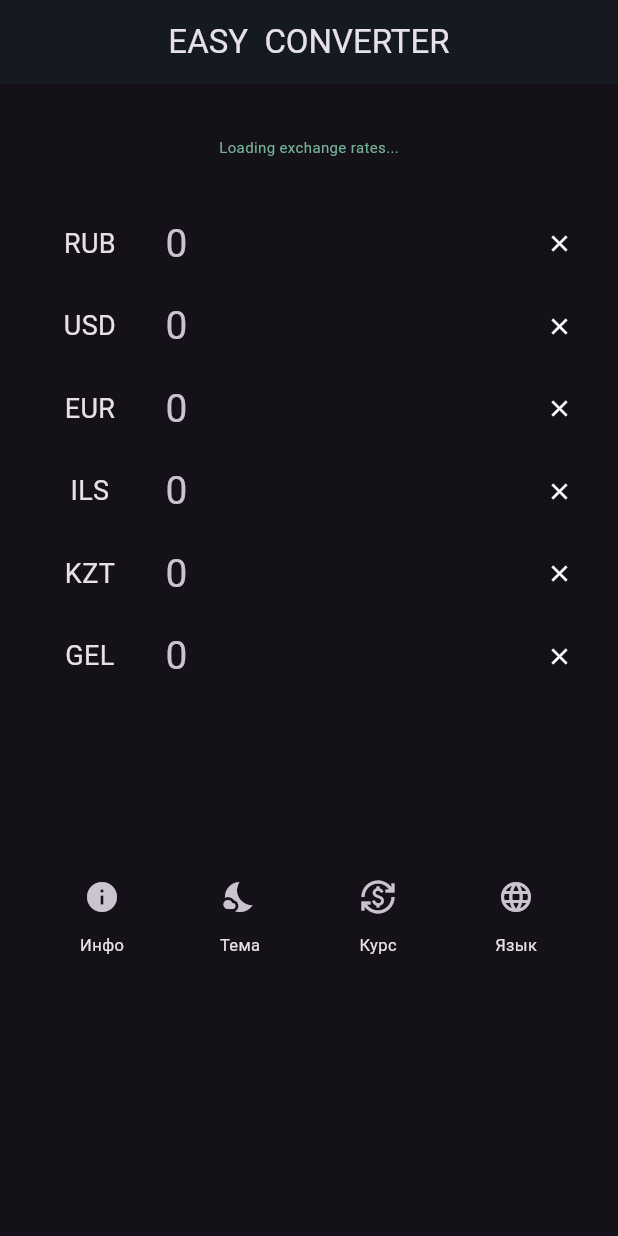
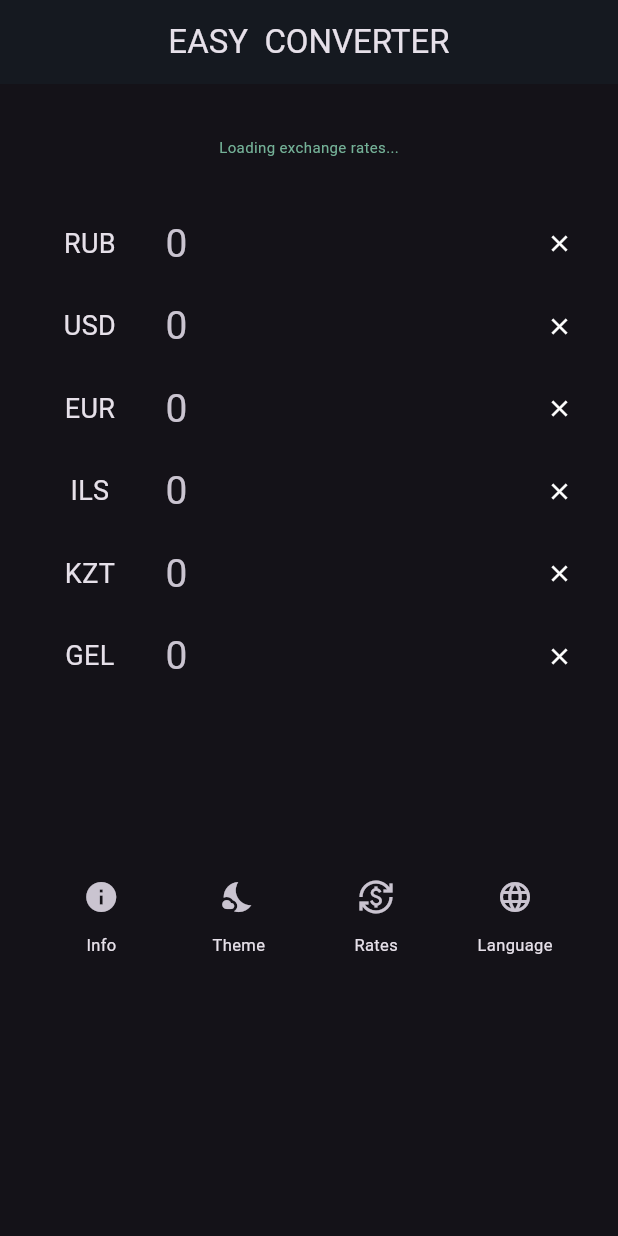
Before and after one commit to eilyich/easy_currency_calc, a Flutter app: the screen it shows after launch, after a tap on the "wb sunny" icon, on a phone screen of 412 x 824 dp. Run offline on Flutter 3.47's test engine with Material 3 defaults, Android fonts, the phone set to English and light mode, and no system bars; our stand-ins replace connectivity_plus, logger, shared_preferences; generated files the repository leaves out were written again; network calls fail.

Commit message:
localisation added

```diff
--- a/lib/l10n/intl_en.arb
+++ b/lib/l10n/intl_en.arb
@@ -4,6 +4,7 @@
     "mainInfo": "Info",
     "mainTheme": "Theme",
     "mainUpdate": "Rates",
+    "mainLang": "Language",
     "exceptionRateFailure": "Exchange rates fetching failure",
     "exceptionCheckConn": "Check Internet connection...",
     "mainRatesLoading": "Loading exchange rates...",
--- a/lib/l10n/intl_ru.arb
+++ b/lib/l10n/intl_ru.arb
@@ -4,6 +4,7 @@
     "mainInfo": "Инфо",
     "mainTheme": "Тема",
     "mainUpdate": "Курс",
+    "mainLang": "Язык",
     "exceptionRateFailure": "Не удалось получить обменный курс",
     "exceptionCheckConn": "Проверьте соединение с Интернетом...",
     "mainRatesLoading": "Загрузка обменного курса...",
--- a/lib/main.dart
+++ b/lib/main.dart
@@ -61,18 +61,34 @@ void main() {
   runApp(MyApp());
 }
 
-class MyApp extends StatelessWidget {
-  final ValueNotifier<bool> _isDarkMode =
-      ValueNotifier(false); // переключение тем
+class MyApp extends StatefulWidget {
+  @override
+  _MyAppState createState() => _MyAppState();
+}
 
-  MyApp() {
+class _MyAppState extends State<MyApp> {
+  final GlobalKey<NavigatorState> navigatorKey =
+      GlobalKey<NavigatorState>(); // ????????????????
+  String _currentLocale = 'en';
+  final ValueNotifier<bool> _isDarkMode = ValueNotifier(false); // Добавьте это
+
+  @override
+  void initState() {
+    super.initState();
     _loadTheme();
   }
 
+  void changeLocale(String locale) {
+    setState(() {
+      _currentLocale = locale;
+    });
+  }
+
   void _loadTheme() async {
-    WidgetsFlutterBinding.ensureInitialized();
     SharedPreferences prefs = await SharedPreferences.getInstance();
+    setState(() {
       _isDarkMode.value = prefs.getBool('isDarkMode') ?? false;
+    });
   }
 
   @override
@@ -81,28 +97,35 @@ class MyApp extends StatelessWidget {
         valueListenable: _isDarkMode,
         builder: (context, isDarkMode, child) {
           return MaterialApp(
+            // Добавьте return здесь
+            navigatorKey: navigatorKey,
             localizationsDelegates: AppLocalizations.localizationsDelegates,
             supportedLocales: AppLocalizations.supportedLocales,
-          // locale: Locale(_currentLocale), // Установка локали
-
-          home: MainScreen(isDarkMode: _isDarkMode),
+            locale: Locale(_currentLocale),
+            home: MainScreen(
+              isDarkMode: _isDarkMode,
+              changeLocale: changeLocale,
+            ),
             theme: ThemeData(
-            brightness: isDarkMode ? Brightness.dark : Brightness.light,
+              brightness: _isDarkMode.value
+                  ? Brightness.dark
+                  : Brightness.light, // Используйте _isDarkMode здесь
               appBarTheme: AppBarTheme(
-              backgroundColor: isDarkMode
+                backgroundColor: _isDarkMode.value
                     ? const Color.fromARGB(255, 21, 25, 32)
                     : const Color.fromARGB(255, 92, 145, 113),
               ),
             ),
           );
-      },
-    );
+        });
   }
-} // новый метод с темой
+}
 
 class MainScreen extends StatefulWidget {
-  final ValueNotifier<bool> isDarkMode; // для изменения темы
-  MainScreen({required this.isDarkMode}); // для изменения темы
+  final ValueNotifier<bool> isDarkMode;
+  final Function(String) changeLocale;
+
+  MainScreen({required this.isDarkMode, required this.changeLocale});
 
   @override
   _MainScreenState createState() => _MainScreenState();
@@ -111,11 +134,12 @@ class MainScreen extends StatefulWidget {
 class _MainScreenState extends State<MainScreen> {
   void _toggleTheme() async {
     SharedPreferences prefs = await SharedPreferences.getInstance();
+    bool isDark = !widget.isDarkMode.value;
     setState(() {
-      widget.isDarkMode.value = !widget.isDarkMode.value;
+      widget.isDarkMode.value = isDark;
     });
-    prefs.setBool('isDarkMode', widget.isDarkMode.value);
-  } // для переключения светлая-темная тема
+    prefs.setBool('isDarkMode', isDark);
+  }
 
   // String? _currentLocale;
   String _currentLocale = 'en'; // Начальная локаль
@@ -188,18 +212,12 @@ class _MainScreenState extends State<MainScreen> {
     'GEL': 1
   };
 
-  void _changeLanguage() {
-    setState(() {
-      _currentLocale = _currentLocale == 'en' ? 'ru' : 'en';
-    });
+  void _changeLanguage() async {
+    SharedPreferences prefs = await SharedPreferences.getInstance();
+    String newLocale = _currentLocale == 'en' ? 'ru' : 'en';
+    prefs.setString('selectedLanguage', newLocale);
+    widget.changeLocale(newLocale);
   }
-
-  // void _changeLanguage() {
-  //   setState(() {
-  //     _currentLocale = _currentLocale == 'en' ? 'ru' : 'en';
-  //     onLocaleChange(_currentLocale);
-  //   });
-  // }
 
   Future<void> _saveSelectedCurrencies() async {
     final prefs = await SharedPreferences.getInstance();
@@ -219,6 +237,7 @@ class _MainScreenState extends State<MainScreen> {
   @override
   void initState() {
     super.initState();
+    // _loadTheme();
     _loadSelectedCurrencies(); // сохранение-загрузка состояния
     checkInternetConnection().then((hasInternet) {
       setState(() {
@@ -480,17 +499,16 @@ class _MainScreenState extends State<MainScreen> {
                       showDialog(
                         context: context,
                         builder: (context) => AlertDialog(
-                          title: const Text("О приложении"),
+                          title: Text(t.mainAbout),
                           content: SingleChildScrollView(
                             child: Text.rich(
                               TextSpan(
                                 children: [
-                                  const TextSpan(
-                                    text:
-                                        "Простой конвертер валют создан для вашего удобства.\n \nБуду рад любым пожеланиям, рекламациям и благодарностям, ",
+                                  TextSpan(
+                                    text: t.mainDisclamer1,
                                   ),
                                   TextSpan(
-                                    text: "пишите!",
+                                    text: t.mainDiclamer2,
                                     style: const TextStyle(color: Colors.blue),
                                     recognizer: TapGestureRecognizer()
                                       ..onTap = () async {
@@ -520,8 +538,8 @@ class _MainScreenState extends State<MainScreen> {
                       );
                     },
                   ),
-                  const Text(
-                    'Инфо',
+                  Text(
+                    t.mainInfo,
                     style: TextStyle(fontSize: 11),
                   ),
                 ],
@@ -535,8 +553,8 @@ class _MainScreenState extends State<MainScreen> {
                         : Icons.wb_sunny),
                     onPressed: _toggleTheme,
                   ),
-                  const Text(
-                    'Тема',
+                  Text(
+                    t.mainTheme,
                     style: TextStyle(fontSize: 11),
                   ),
                 ],
@@ -550,8 +568,8 @@ class _MainScreenState extends State<MainScreen> {
                       _getRates();
                     },
                   ),
-                  const Text(
-                    'Курс',
+                  Text(
+                    t.mainUpdate,
                     style: TextStyle(fontSize: 11),
                   ),
                 ],
@@ -563,8 +581,8 @@ class _MainScreenState extends State<MainScreen> {
                     icon: const Icon(Icons.language),
                     onPressed: _changeLanguage,
                   ),
-                  const Text(
-                    'Язык',
+                  Text(
+                    t.mainLang,
                     style: TextStyle(fontSize: 11),
                   ),
                 ],
```
Lines whose indentation alone changed are shown as unchanged.
